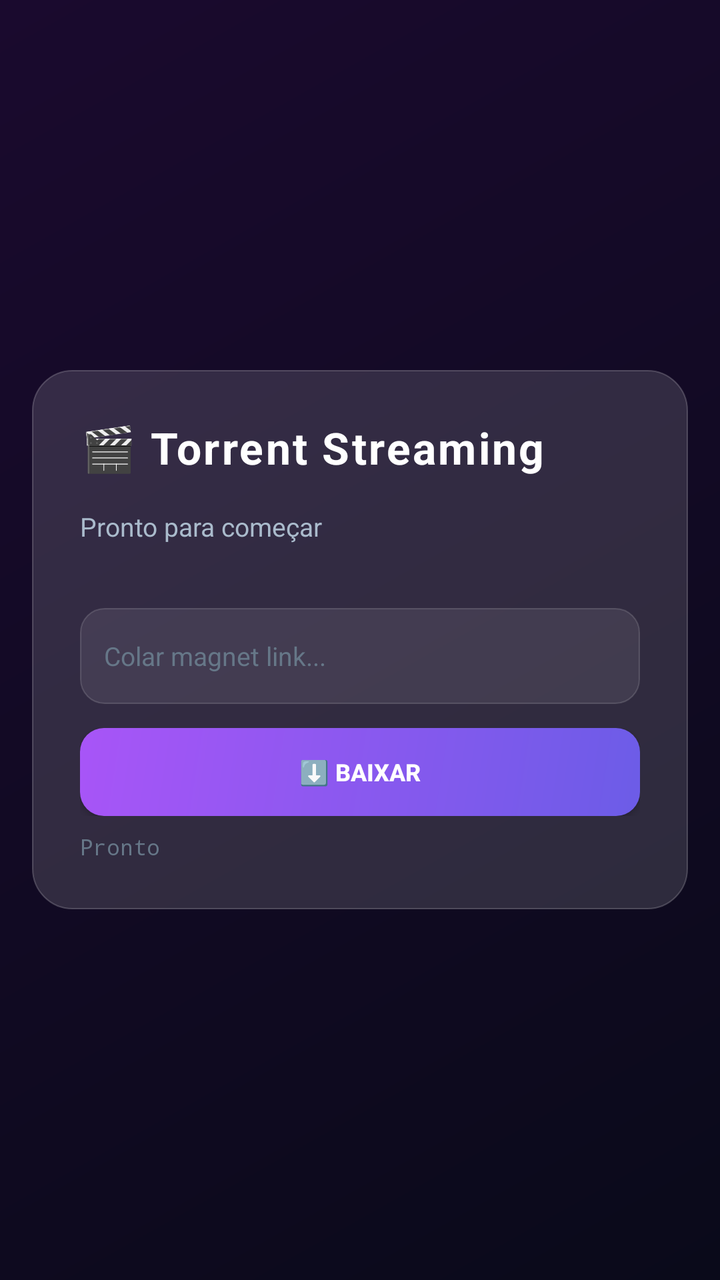
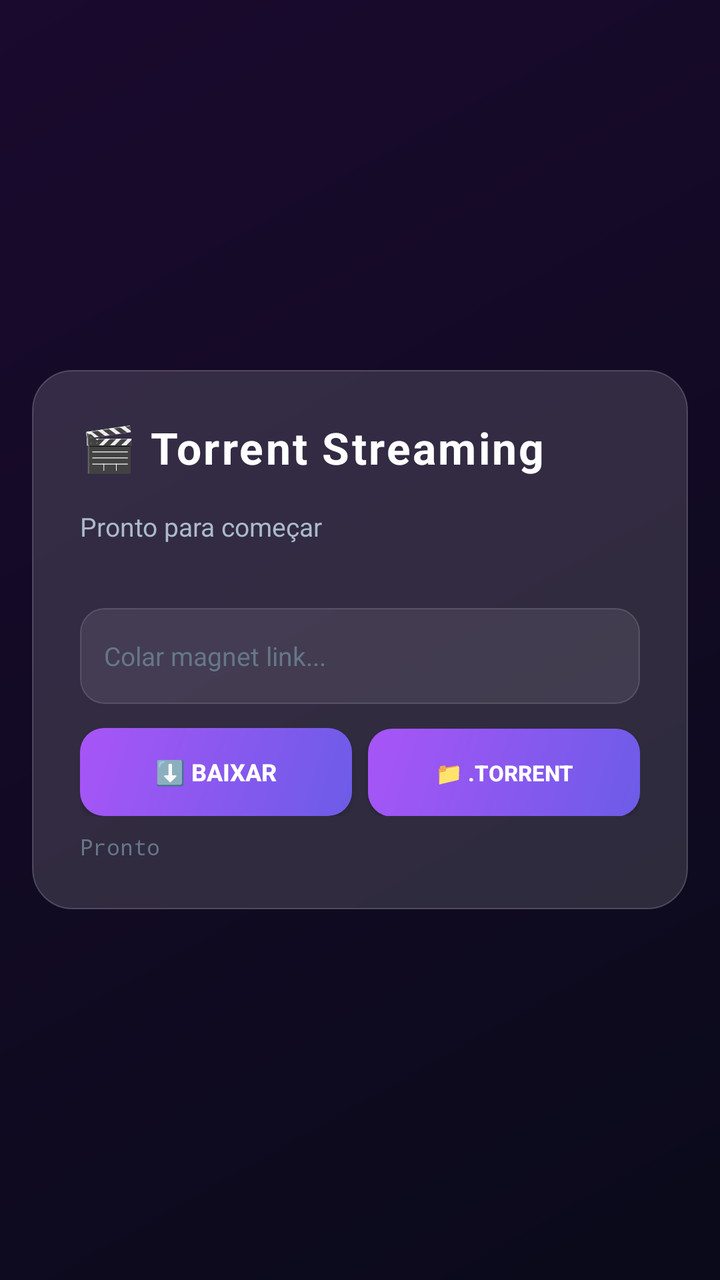

Two renders of the same Android screen: before a commit and after it. Below are the layout's source before the change and the commit's diff.
<!-- AndroidManifest.xml: application theme Theme.AppCompat.NoActionBar -->
<!-- res/layout/activity_main.xml -->
<?xml version="1.0" encoding="utf-8"?>
<FrameLayout xmlns:android="http://schemas.android.com/apk/res/android"
    xmlns:app="http://schemas.android.com/apk/res-auto"
    android:layout_width="match_parent"
    android:layout_height="match_parent"
    android:background="#0a0a0f">
    
    
    <View
        android:layout_width="match_parent"
        android:layout_height="match_parent"
        android:background="@drawable/bg_gradient" />
    
    
    <com.google.android.exoplayer2.ui.PlayerView
        android:id="@+id/player_view"
        android:layout_width="match_parent"
        android:layout_height="match_parent"
        android:visibility="gone"
        app:show_buffering="when_playing"
        app:use_controller="true"
        app:controller_layout_id="@layout/exo_player_control_view"
        app:surface_type="texture_view"
        app:resize_mode="fit" />
    
    
    <LinearLayout
        android:id="@+id/glass_panel"
        android:layout_width="match_parent"
        android:layout_height="wrap_content"
        android:layout_gravity="center"
        android:orientation="vertical"
        android:padding="24dp"
        android:layout_margin="16dp"
        android:background="@drawable/glass_bg"
        android:elevation="8dp">
        
        <TextView
            android:id="@+id/title_text"
            android:layout_width="wrap_content"
            android:layout_height="wrap_content"
            android:text="🎬 Torrent Streaming"
            android:textColor="#fff"
            android:textSize="22sp"
            android:textStyle="bold"
            android:letterSpacing="0.05"
            android:layout_marginBottom="16dp" />
        
        <TextView
            android:id="@+id/progress_text"
            android:layout_width="wrap_content"
            android:layout_height="wrap_content"
            android:text="Pronto para começar"
            android:textColor="#aabbcc"
            android:textSize="13sp"
            android:layout_marginBottom="16dp" />
        
        <ProgressBar
            android:id="@+id/buffer_bar"
            style="?android:attr/progressBarStyleHorizontal"
            android:layout_width="match_parent"
            android:layout_height="3dp"
            android:progressTint="#6c5ce7"
            android:progressBackgroundTint="#33ffffff"
            android:visibility="gone" />
        
        <EditText
            android:id="@+id/magnet_input"
            android:layout_width="match_parent"
            android:layout_height="48dp"
            android:layout_marginTop="16dp"
            android:background="@drawable/input_bg"
            android:hint="Colar magnet link..."
            android:textColorHint="#667788"
            android:inputType="textMultiLine"
            android:padding="12dp"
            android:textColor="#fff"
            android:textSize="13sp" />
        
        <LinearLayout
            android:layout_width="match_parent"
            android:layout_height="wrap_content"
            android:orientation="horizontal"
            android:layout_marginTop="12dp">
            
            <Button
                android:id="@+id/btn_play"
                android:layout_width="0dp"
                android:layout_height="44dp"
                android:layout_weight="1"
                android:background="@drawable/btn_primary"
                android:text="⬇️ BAIXAR"
                android:textColor="#fff"
                android:textStyle="bold"
                android:textSize="12sp" />
            
            <Button
                android:id="@+id/btn_watch"
                android:layout_width="0dp"
                android:layout_height="44dp"
                android:layout_weight="1"
                android:layout_marginStart="8dp"
                android:background="@drawable/btn_success"
                android:text="▶️ ASSISTIR"
                android:textColor="#fff"
                android:textStyle="bold"
                android:textSize="12sp"
                android:visibility="gone" />
            
            <Button
                android:id="@+id/btn_stop"
                android:layout_width="0dp"
                android:layout_height="44dp"
                android:layout_weight="1"
                android:layout_marginStart="8dp"
                android:background="@drawable/btn_danger"
                android:text="⏹️ PARAR"
                android:textColor="#fff"
                android:textStyle="bold"
                android:textSize="12sp"
                android:visibility="gone" />
        </LinearLayout>
        
        <TextView
            android:id="@+id/status_text"
            android:layout_width="wrap_content"
            android:layout_height="wrap_content"
            android:layout_marginTop="8dp"
            android:text="Pronto"
            android:textColor="#667788"
            android:textSize="11sp"
            android:fontFamily="monospace" />
    </LinearLayout>
    
    
    <FrameLayout
        android:id="@+id/loading_overlay"
        android:layout_width="wrap_content"
        android:layout_height="wrap_content"
        android:layout_gravity="center"
        android:visibility="gone">
        
        <ProgressBar
            android:id="@+id/spinner_bar"
            android:layout_width="32dp"
            android:layout_height="32dp"
            android:indeterminateTint="#6c5ce7" />
    </FrameLayout>
    
</FrameLayout>
<!-- resources referenced by this layout -->
<resources>
  <!-- drawable bg_gradient (drawable) -->
  <?xml version="1.0" encoding="utf-8"?>
  <shape xmlns:android="http://schemas.android.com/apk/res/android">
      <gradient
          android:startColor="#0a0a1a"
          android:endColor="#1a0a2e"
          android:angle="135" />
  </shape>
  <!-- drawable btn_danger (drawable) -->
  <?xml version="1.0" encoding="utf-8"?>
  <shape xmlns:android="http://schemas.android.com/apk/res/android">
      <solid android:color="#33ffffff" />
      <corners android:radius="12dp" />
      <stroke android:width="0.5dp" android:color="#44ffffff" />
  </shape>
  <!-- drawable btn_primary (drawable) -->
  <?xml version="1.0" encoding="utf-8"?>
  <shape xmlns:android="http://schemas.android.com/apk/res/android">
      <gradient android:startColor="#6c5ce7" android:endColor="#a855f7" android:angle="135" />
      <corners android:radius="12dp" />
  </shape>
  <!-- drawable btn_success (drawable) -->
  <?xml version="1.0" encoding="utf-8"?>
  <shape xmlns:android="http://schemas.android.com/apk/res/android">
      <gradient android:startColor="#00b894" android:endColor="#00cec9" android:angle="135" />
      <corners android:radius="12dp" />
  </shape>
  <!-- drawable glass_bg (drawable) -->
  <?xml version="1.0" encoding="utf-8"?>
  <shape xmlns:android="http://schemas.android.com/apk/res/android">
      <solid android:color="#22ffffff" />
      <corners android:radius="20dp" />
      <stroke android:width="0.5dp" android:color="#33ffffff" />
  </shape>
  <!-- drawable input_bg (drawable) -->
  <?xml version="1.0" encoding="utf-8"?>
  <shape xmlns:android="http://schemas.android.com/apk/res/android">
      <solid android:color="#15ffffff" />
      <corners android:radius="12dp" />
      <stroke android:width="0.5dp" android:color="#25ffffff" />
  </shape>
</resources>

<!-- the commit's change to res/layout/activity_main.xml (unified diff, before → after) -->
@@ -19,7 +19,6 @@
         android:visibility="gone"
         app:show_buffering="when_playing"
         app:use_controller="true"
-        app:controller_layout_id="@layout/exo_player_control_view"
         app:surface_type="texture_view"
         app:resize_mode="fit" />
     
@@ -77,6 +76,7 @@
             android:textColor="#fff"
             android:textSize="13sp" />
         
+        
         <LinearLayout
             android:layout_width="match_parent"
             android:layout_height="wrap_content"
@@ -93,6 +93,18 @@
                 android:textColor="#fff"
                 android:textStyle="bold"
                 android:textSize="12sp" />
+            
+            <Button
+                android:id="@+id/btn_torrent_file"
+                android:layout_width="0dp"
+                android:layout_height="44dp"
+                android:layout_weight="1"
+                android:layout_marginStart="8dp"
+                android:background="@drawable/btn_primary"
+                android:text="📁 .TORRENT"
+                android:textColor="#fff"
+                android:textStyle="bold"
+                android:textSize="11sp" />
             
             <Button
                 android:id="@+id/btn_watch"
